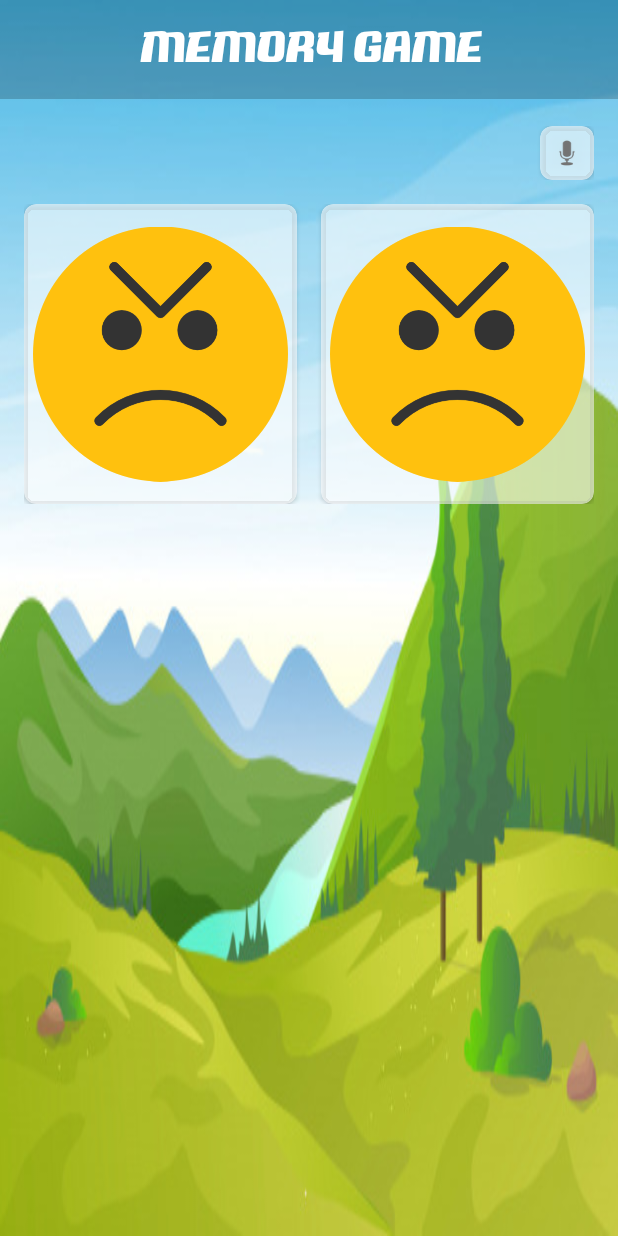
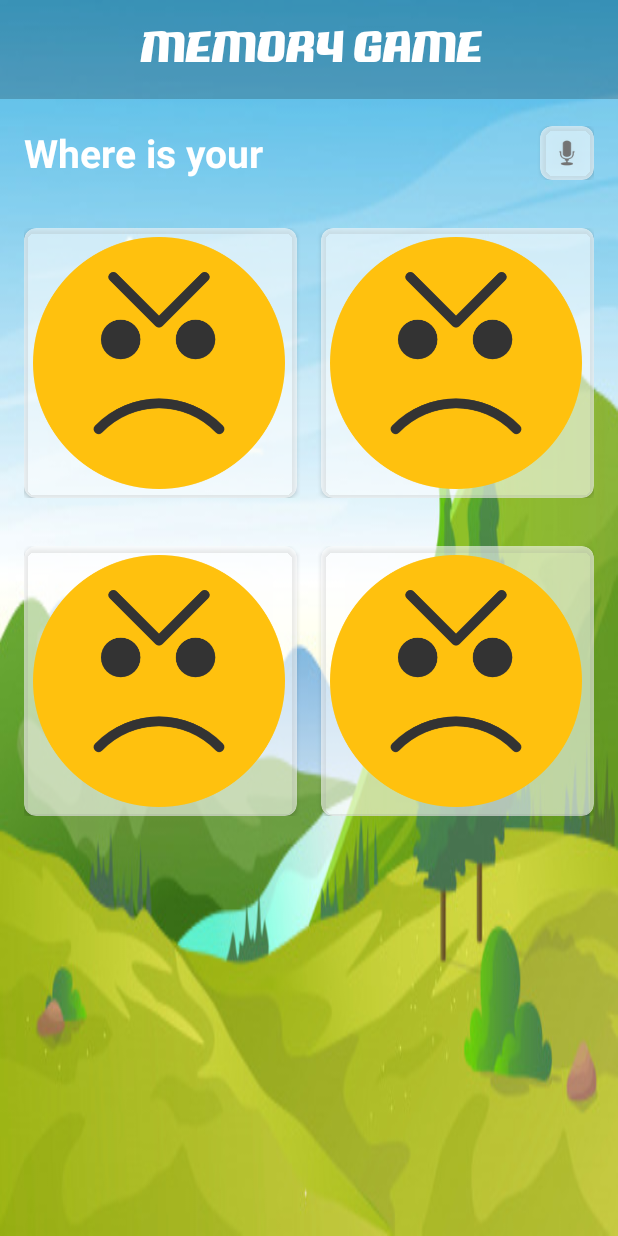
Before and after one commit to rahman9909/AutisticApp, an Android app: the GameMemory screen opened directly, with no data from a screen before it, on a phone screen of 412 x 824 dp. Run offline under Robolectric (Android 15) with nearby library versions, the phone set to English and light mode, and no system bars; 3 statements that could not run were skipped.

Commit message:
2019-09-11 04:58:00 PM

```diff
--- a/app/src/main/AndroidManifest.xml
+++ b/app/src/main/AndroidManifest.xml
@@ -16,6 +16,7 @@
         android:supportsRtl="true"
         android:theme="@style/AppTheme">
         <activity android:name=".Game.GameMemory"></activity>
+        <activity android:name=".Game.GameFind" />
         <activity android:name=".GameTrain" />
         <activity android:name=".ActivityParentsAlbum2" />
         <activity android:name=".ActivityGameSelect" />
--- a/app/src/main/java/saim/com/autisticapp/ActivityGameSelect.java
+++ b/app/src/main/java/saim/com/autisticapp/ActivityGameSelect.java
@@ -7,7 +7,7 @@ import android.widget.LinearLayout;
 
 import androidx.appcompat.app.AppCompatActivity;
 
-import saim.com.autisticapp.Game.GameMemory;
+import saim.com.autisticapp.Game.GameFind;
 
 public class ActivityGameSelect extends AppCompatActivity {
 
@@ -46,7 +46,7 @@ public class ActivityGameSelect extends AppCompatActivity {
         layoutGame1.setOnClickListener(new View.OnClickListener() {
             @Override
             public void onClick(View v) {
-                Intent intent = new Intent(getApplicationContext(), GameMemory.class);
+                Intent intent = new Intent(getApplicationContext(), GameFind.class);
                 intent.putExtra("GAME_TYPE", GAME_TYPE);
                 startActivity(intent);
             }
--- a/app/src/main/java/saim/com/autisticapp/Game/GameMemory.java
+++ b/app/src/main/java/saim/com/autisticapp/Game/GameMemory.java
@@ -1,18 +1,12 @@
 package saim.com.autisticapp.Game;
 
-import android.content.Context;
-import android.content.DialogInterface;
-import android.net.Uri;
 import android.os.Bundle;
 import android.speech.tts.TextToSpeech;
 import android.util.Log;
-import android.view.ContextThemeWrapper;
 import android.view.View;
 import android.widget.ImageView;
 import android.widget.TextView;
-import android.widget.Toast;
 
-import androidx.appcompat.app.AlertDialog;
 import androidx.appcompat.app.AppCompatActivity;
 
 import java.util.ArrayList;
@@ -27,12 +21,11 @@ public class GameMemory extends AppCompatActivity {
     int GAME_TYPE, COUNTER = 0;
 
     TextView txtQuestion;
-    ImageView qusImage1, qusImage2, qusImgSound;
+    ImageView qusImage11, qusImage12, qusImage13, qusImage14, qusImgSound;
     DBHelper dbHelper;
 
     ArrayList<ModelFamily> modelFamilies = new ArrayList<>();
     private TextToSpeech textToSpeech;
-
 
     @Override
     protected void onCreate(Bundle savedInstanceState) {
@@ -50,64 +43,22 @@ public class GameMemory extends AppCompatActivity {
         modelFamilies = dbHelper.getAllFamilyMembers();
 
         txtQuestion = (TextView) findViewById(R.id.txtQuestion);
-        qusImage1   = (ImageView) findViewById(R.id.qusImage1);
-        qusImage2   = (ImageView) findViewById(R.id.qusImage2);
-        qusImgSound   = (ImageView) findViewById(R.id.qusImgSound);
+        qusImage11 = (ImageView) findViewById(R.id.qusImage11);
+        qusImage12 = (ImageView) findViewById(R.id.qusImage12);
+        qusImage13 = (ImageView) findViewById(R.id.qusImage13);
+        qusImage14 = (ImageView) findViewById(R.id.qusImage14);
+        qusImgSound = (ImageView) findViewById(R.id.qusImgSound);
 
         actionEvent();
     }
 
     private void actionEvent() {
-        String voiceText = "Where is " + modelFamilies.get(COUNTER).name;
+        String voiceText = "Who is  " + modelFamilies.get(COUNTER).name;
         txtQuestion.setText(voiceText);
         Speakout(voiceText);
         SpeackOutButton(qusImgSound, voiceText);
+    }
 
-        Toast.makeText(this, modelFamilies.size() + "", Toast.LENGTH_LONG).show();
-
-        String imgPath1 = getExternalCacheDir().getPath() + "/" + modelFamilies.get(COUNTER).image + ".jpg";
-        qusImage1.setImageURI(Uri.parse(imgPath1));
-        qusImage1.setTag(modelFamilies.get(COUNTER).name);
-
-
-        if (COUNTER+1 >= modelFamilies.size()) {
-            String imgPath2 = getExternalCacheDir().getPath() + "/" + modelFamilies.get(0).image + ".jpg";
-            qusImage2.setImageURI(Uri.parse(imgPath2));
-            qusImage2.setTag(modelFamilies.get(0).name);
-        } else {
-            String imgPath2 = getExternalCacheDir().getPath() + "/" + modelFamilies.get(COUNTER + 1).image + ".jpg";
-            qusImage2.setImageURI(Uri.parse(imgPath2));
-            qusImage2.setTag(modelFamilies.get(COUNTER + 1).name);
-        }
-
-
-
-        qusImage1.setOnClickListener(new View.OnClickListener() {
-            @Override
-            public void onClick(View v) {
-                if (qusImage1.getTag().toString().equals(modelFamilies.get(COUNTER).name)) {
-                    Toast.makeText(v.getContext(), "Write Answer", Toast.LENGTH_LONG).show();
-                    showDialogSuccess(v.getContext(), "Right Answer!");
-                } else {
-                    Toast.makeText(v.getContext(), "Wrong Answer", Toast.LENGTH_LONG).show();
-                    showDialogFail(v.getContext(), "Wrong Answer");
-                }
-            }
-        });
-
-        qusImage2.setOnClickListener(new View.OnClickListener() {
-            @Override
-            public void onClick(View v) {
-                if (qusImage2.getTag().toString().equals(modelFamilies.get(COUNTER).name)) {
-                    Toast.makeText(v.getContext(), "Write Answer", Toast.LENGTH_LONG).show();
-                    showDialogSuccess(v.getContext(), "Right Answer!");
-                } else {
-                    Toast.makeText(v.getContext(), "Wrong Answer", Toast.LENGTH_LONG).show();
-                    showDialogFail(v.getContext(), "Wrong Answer");
-                }
-            }
-        });
-    }
 
     private void SpeackOutButton(ImageView speakImage, final String s) {
         speakImage.setOnClickListener(new View.OnClickListener() {
@@ -117,7 +68,6 @@ public class GameMemory extends AppCompatActivity {
             }
         });
     }
-
 
     public void Speakout(final String stringVoice) {
         textToSpeech = new TextToSpeech(this, new TextToSpeech.OnInitListener() {
@@ -137,59 +87,4 @@ public class GameMemory extends AppCompatActivity {
     }
 
 
-    public void showDialogSuccess(final Context context, String message) {
-        new AlertDialog.Builder(new ContextThemeWrapper(this, R.style.Theme_AppCompat))
-                .setTitle("Congratulations")
-                .setMessage(message)
-                .setPositiveButton(android.R.string.ok, new DialogInterface.OnClickListener() {
-                    public void onClick(DialogInterface dialog, int which) {
-                        COUNTER++;
-
-                        if (COUNTER >= modelFamilies.size()) {
-                            COUNTER = 0;
-                            dialog.dismiss();
-                            showDialogComplete(context, "You have completed the game");
-                        } else {
-                            dialog.dismiss();
-                            actionEvent();
-                        }
-                    }
-                })
-                .setIcon(android.R.drawable.btn_star_big_on)
-                .show();
-    }
-
-
-
-    public void showDialogFail(Context context, String message) {
-        new AlertDialog.Builder(new ContextThemeWrapper(this, R.style.Theme_AppCompat))
-                .setTitle("Sorry")
-                .setMessage(message)
-                .setPositiveButton(android.R.string.ok, new DialogInterface.OnClickListener() {
-                    public void onClick(DialogInterface dialog, int which) {
-                        dialog.dismiss();
-                    }
-                })
-                .setIcon(android.R.drawable.ic_notification_clear_all)
-                .show();
-    }
-
-
-    public void showDialogComplete(Context context, String message) {
-        new AlertDialog.Builder(new ContextThemeWrapper(this, R.style.Theme_AppCompat))
-                .setTitle("Complete")
-                .setMessage(message)
-                .setPositiveButton(android.R.string.ok, new DialogInterface.OnClickListener() {
-                    public void onClick(DialogInterface dialog, int which) {
-                        dialog.dismiss();
-                        finish();
-                    }
-                })
-                .setIcon(android.R.drawable.star_on)
-                .show();
-    }
-
-    public void UpdateQuestionAndView () {
-
-    }
 }
--- a/app/src/main/res/layout/activity_game_memory.xml
+++ b/app/src/main/res/layout/activity_game_memory.xml
@@ -1,9 +1,9 @@
 <?xml version="1.0" encoding="utf-8"?>
 <LinearLayout xmlns:android="http://schemas.android.com/apk/res/android"
+    xmlns:app="http://schemas.android.com/apk/res-auto"
     xmlns:tools="http://schemas.android.com/tools"
     android:layout_width="match_parent"
     android:layout_height="match_parent"
-    xmlns:app="http://schemas.android.com/apk/res-auto"
     android:background="@drawable/game_back"
     android:orientation="vertical"
     tools:context=".Game.GameMemory">
@@ -28,25 +28,22 @@
             android:textSize="26sp" />
     </LinearLayout>
 
-
     <LinearLayout
         android:layout_width="match_parent"
-        android:layout_height="match_parent"
-        android:orientation="vertical"
-        android:padding="16dp">
-
-        <LinearLayout
-            android:layout_width="match_parent"
-            android:layout_height="wrap_content" >
+        android:layout_height="wrap_content"
+        android:layout_alignParentTop="true"
+        android:layout_margin="16dp"
+        android:gravity="center_vertical"
+        android:orientation="horizontal">
 
         <TextView
-                android:id="@+id/txtQuestion"
-                android:layout_width="match_parent"
+            android:layout_width="wrap_content"
             android:layout_height="wrap_content"
             android:layout_weight="1"
-                android:textSize="24sp"
             android:textStyle="bold"
-                android:text="Where is saim?"/>
+            android:text="Where is your "
+            android:textColor="#FFF"
+            android:textSize="26sp" />
 
         <androidx.cardview.widget.CardView
             android:layout_width="wrap_content"
@@ -62,29 +59,28 @@
                 android:src="@android:drawable/ic_btn_speak_now" />
 
         </androidx.cardview.widget.CardView>
-
     </LinearLayout>
 
-
-
     <LinearLayout
-            android:layout_width="wrap_content"
-            android:layout_height="200dp"
-            android:layout_marginTop="16dp"
-            android:orientation="horizontal">
+        android:layout_width="match_parent"
+        android:layout_height="wrap_content"
+        android:orientation="horizontal"
+        android:padding="16dp"
+        android:gravity="center">
 
         <androidx.cardview.widget.CardView
             android:layout_width="match_parent"
-                app:cardBackgroundColor="#95FFFFFF"
             android:layout_height="match_parent"
             android:layout_weight="1"
+            app:cardBackgroundColor="#95FFFFFF"
             android:layout_marginRight="8dp"
             app:cardCornerRadius="8dp">
 
             <ImageView
-                    android:id="@+id/qusImage1"
-                    android:layout_width="match_parent"
-                    android:layout_height="wrap_content"
+                android:id="@+id/qusImage11"
+                android:layout_width="180dp"
+                android:layout_height="180dp"
+                android:scaleType="fitCenter"
                 android:padding="6dp"
                 android:src="@drawable/ic_angry" />
 
@@ -94,14 +90,58 @@
             android:layout_width="match_parent"
             android:layout_height="match_parent"
             android:layout_weight="1"
+            app:cardBackgroundColor="#95FFFFFF"
             android:layout_marginLeft="8dp"
-                app:cardBackgroundColor="#95FFFFFF"
             app:cardCornerRadius="8dp">
 
             <ImageView
-                    android:id="@+id/qusImage2"
+                android:id="@+id/qusImage12"
+                android:layout_width="180dp"
+                android:layout_height="180dp"
+                android:padding="6dp"
+                android:src="@drawable/ic_angry" />
+
+        </androidx.cardview.widget.CardView>
+
+    </LinearLayout>
+
+    <LinearLayout
         android:layout_width="match_parent"
         android:layout_height="wrap_content"
+        android:orientation="horizontal"
+        android:padding="16dp"
+        android:gravity="center">
+
+        <androidx.cardview.widget.CardView
+            android:layout_width="match_parent"
+            android:layout_height="match_parent"
+            android:layout_weight="1"
+            app:cardBackgroundColor="#95FFFFFF"
+            android:layout_marginRight="8dp"
+            app:cardCornerRadius="8dp">
+
+            <ImageView
+                android:id="@+id/qusImage13"
+                android:layout_width="180dp"
+                android:layout_height="180dp"
+                android:scaleType="fitCenter"
+                android:padding="6dp"
+                android:src="@drawable/ic_angry" />
+
+        </androidx.cardview.widget.CardView>
+
+        <androidx.cardview.widget.CardView
+            android:layout_width="match_parent"
+            android:layout_height="match_parent"
+            android:layout_weight="1"
+            app:cardBackgroundColor="#95FFFFFF"
+            android:layout_marginLeft="8dp"
+            app:cardCornerRadius="8dp">
+
+            <ImageView
+                android:id="@+id/qusImage14"
+                android:layout_width="180dp"
+                android:layout_height="180dp"
                 android:padding="6dp"
                 android:src="@drawable/ic_angry" />
 
@@ -110,5 +150,3 @@
     </LinearLayout>
 
 </LinearLayout>
-
-</LinearLayout>
```
Also changed, not shown: app/src/main/java/saim/com/autisticapp/Game/GameFind.java (added, +193 -0 lines), app/src/main/res/layout/activity_game_find.xml (added, +114 -0 lines). Lines whose indentation alone changed are shown as unchanged.
